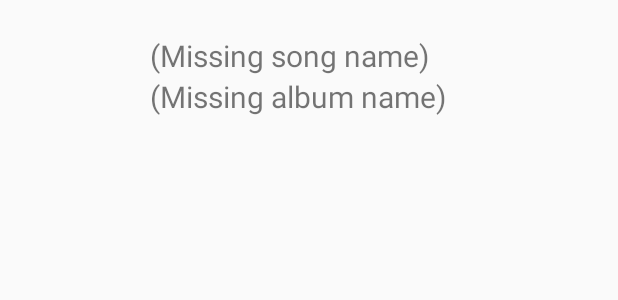
After one commit to teynon/Udacity-Projects, an Android app: the layout track_result.xml on its own in the app's theme, with its tools: preview values and no code run, on a phone screen of 412 x 824 dp. The commit adds this screen. Shown: the top 300 px of the screen. Run offline under Robolectric (Android 15) with nearby library versions, the phone set to English and light mode, and no system bars.

Commit message:
Top Tracks Screen / Activity
Added Top Tracks Screen / Activity

```diff
--- a/SpotifyStreamer/app/src/main/java/com/tomsfreelance/spotifystreamer/ArtistResultAdapter.java
+++ b/SpotifyStreamer/app/src/main/java/com/tomsfreelance/spotifystreamer/Adapters/ArtistResultAdapter.java
@@ -1,4 +1,4 @@
-package com.tomsfreelance.spotifystreamer;
+package com.tomsfreelance.spotifystreamer.Adapters;
 
 import android.content.Context;
 import android.view.LayoutInflater;
@@ -9,6 +9,7 @@ import android.widget.ImageView;
 import android.widget.TextView;
 
 import com.squareup.picasso.Picasso;
+import com.tomsfreelance.spotifystreamer.R;
 
 import java.util.List;
 
--- a/SpotifyStreamer/app/src/main/java/com/tomsfreelance/spotifystreamer/SearchArtistsTask.java
+++ b/SpotifyStreamer/app/src/main/java/com/tomsfreelance/spotifystreamer/Tasks/SearchArtistsTask.java
@@ -1,6 +1,8 @@
-package com.tomsfreelance.spotifystreamer;
+package com.tomsfreelance.spotifystreamer.Tasks;
 
 import android.os.AsyncTask;
+
+import com.tomsfreelance.spotifystreamer.MainActivity;
 
 import kaaes.spotify.webapi.android.SpotifyApi;
 import kaaes.spotify.webapi.android.SpotifyService;
--- /dev/null
+++ b/SpotifyStreamer/app/src/main/res/layout/track_result.xml
@@ -0,0 +1,35 @@
+<?xml version="1.0" encoding="utf-8"?>
+<LinearLayout xmlns:android="http://schemas.android.com/apk/res/android"
+    android:orientation="horizontal" android:layout_width="match_parent"
+    android:layout_height="match_parent">
+
+    <ImageView
+        android:maxWidth="@dimen/trackResultIconMaxWidth"
+        android:maxHeight="@dimen/trackResultIconMaxHeight"
+        android:minWidth="@dimen/trackResultIconMinWidth"
+        android:layout_width="@dimen/trackResultIconMaxWidth"
+        android:layout_height="@dimen/trackResultIconMaxHeight"
+        android:id="@+id/imgAlbumIcon"
+        android:layout_margin="@dimen/trackResultIconMargin"/>
+
+    <RelativeLayout
+        android:layout_width="fill_parent"
+        android:layout_height="wrap_content">
+        <TextView
+            android:layout_width="wrap_content"
+            android:layout_height="wrap_content"
+            android:text="@string/trackNameResultPlaceholder"
+            android:layout_marginTop="@dimen/trackResultTextMarginTop"
+            android:textSize="@dimen/trackResultTextSize"
+            android:id="@+id/txtSongName" />
+
+        <TextView
+            android:layout_width="wrap_content"
+            android:layout_height="wrap_content"
+            android:text="@string/trackAlbumResultPlaceholder"
+            android:textSize="@dimen/trackResultTextSize"
+            android:layout_below="@+id/txtSongName"
+            android:id="@+id/txtSongAlbum" />
+    </RelativeLayout>
+
+</LinearLayout>
--- a/SpotifyStreamer/app/src/main/res/values/dimens.xml
+++ b/SpotifyStreamer/app/src/main/res/values/dimens.xml
@@ -14,4 +14,14 @@
     <dimen name="artistResultTextSize">20sp</dimen>
     <dimen name="artistResultTextMarginTop">36dp</dimen>
 
+    <!-- Track Result Layout -->
+
+    <dimen name="trackResultIconMaxHeight">80dp</dimen>
+    <dimen name="trackResultIconMaxWidth">80dp</dimen>
+    <dimen name="trackResultIconMinWidth">80dp</dimen>
+    <dimen name="trackResultIconMargin">10dp</dimen>
+
+    <dimen name="trackResultTextSize">20sp</dimen>
+    <dimen name="trackResultTextMarginTop">23dp</dimen>
+
 </resources>
--- a/SpotifyStreamer/app/src/main/res/values/strings.xml
+++ b/SpotifyStreamer/app/src/main/res/values/strings.xml
@@ -7,5 +7,14 @@
 
     <string name="msgNoResults">No artists found.</string>
 
+    <string name="intentMsgArtistName">com.tomsfreelance.spotifystreamer.ArtistName</string>
+    <string name="intentMsgArtistID">com.tomsfreelance.spotifystreamer.ArtistID</string>
+
     <string name="action_settings">Settings</string>
+    <string name="title_activity_artist_hits">Top 10 Tracks</string>
+
+    <!-- Top Artist Tracks Screen -->
+    <string name="trackNameResultPlaceholder">(Missing song name)</string>
+    <string name="trackAlbumResultPlaceholder">(Missing album name)</string>
+    <string name="topTracksCountryCode">us</string>
 </resources>
```
Also changed, not shown: SpotifyStreamer/app/src/main/AndroidManifest.xml (+6 -1 lines), SpotifyStreamer/app/src/main/java/com/tomsfreelance/spotifystreamer/Adapters/TrackResultAdapter.java (added, +75 -0 lines), SpotifyStreamer/app/src/main/java/com/tomsfreelance/spotifystreamer/ArtistHitsActivity.java (added, +79 -0 lines), SpotifyStreamer/app/src/main/java/com/tomsfreelance/spotifystreamer/MainActivity.java (+24 -4 lines), SpotifyStreamer/app/src/main/java/com/tomsfreelance/spotifystreamer/Tasks/TopTracksForArtistTask.java (added, +51 -0 lines), SpotifyStreamer/app/src/main/res/layout/activity_artist_hits.xml (added, +12 -0 lines), SpotifyStreamer/app/src/main/res/menu/menu_artist_hits.xml (added, +7 -0 lines).
